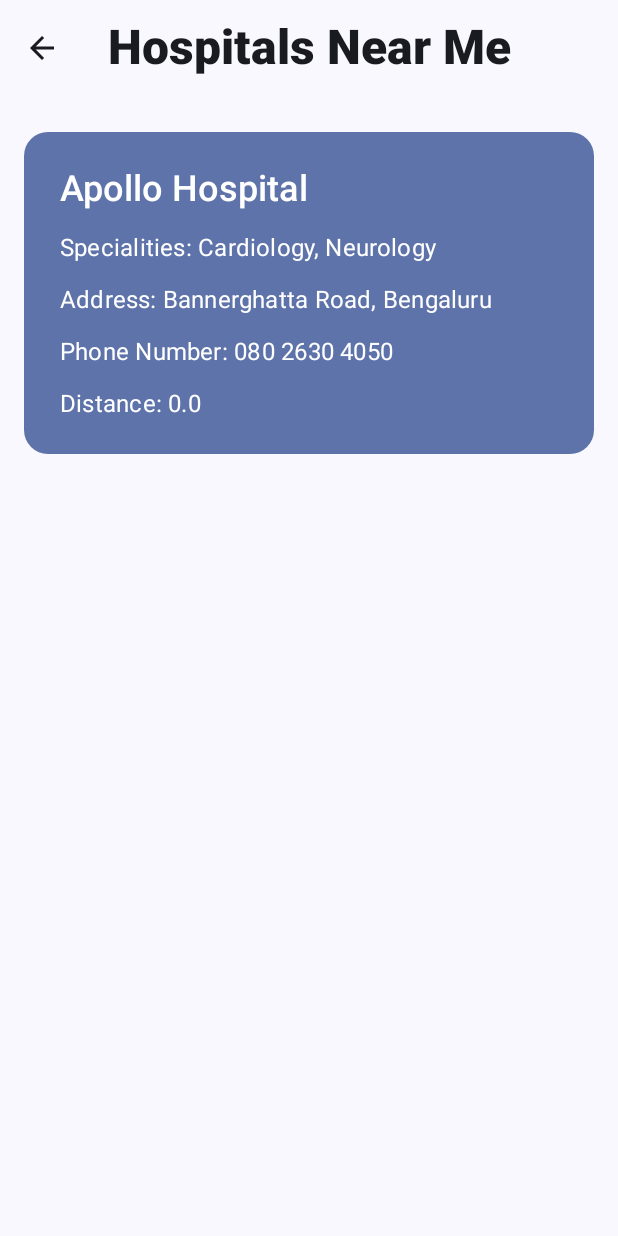
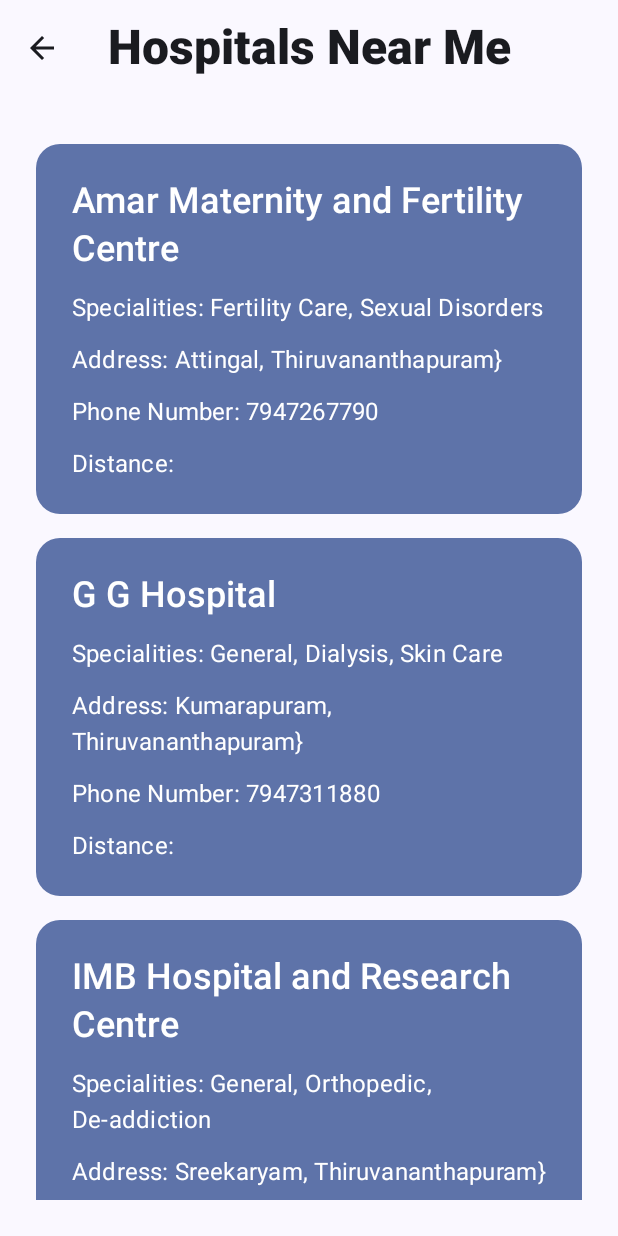
Before and after one commit to BenGeorgeNetto/Hospitally, an Android app built with Jetpack Compose: the HospitalsNearMeScreen screen opened through its navigation route, on a phone screen of 412 x 824 dp. Run offline under Robolectric (Android 15) with nearby library versions, the phone set to English and light mode, and no system bars; libraries missing offline, so code that uses them is left out: com.example.compose.

Commit message:
add hospitals

```diff
--- /dev/null
+++ b/app/src/main/java/com/example/hospitally/data/datasource.kt
@@ -0,0 +1,87 @@
+package com.example.hospitally.data
+
+import com.example.hospitally.data.models.Hospital
+
+class Datasource {
+    fun loadHospitals(): List<Hospital> {
+        return listOf(
+            Hospital(
+                hospitalName = "Amar Maternity and Fertility Centre",
+                address = "Attingal, Thiruvananthapuram",
+                specializations = "Fertility Care, Sexual Disorders",
+                contact = "7947267790",
+                coordinates = "8.701054166481631, 76.81369176875393"
+            ),
+            Hospital(
+                hospitalName = "G G Hospital",
+                address = "Kumarapuram, Thiruvananthapuram",
+                specializations = "General, Dialysis, Skin Care",
+                contact = "7947311880",
+                coordinates = "8.515619231139238, 76.93326157239709"
+            ),
+            Hospital(
+                hospitalName = "IMB Hospital and Research Centre",
+                address = "Sreekaryam, Thiruvananthapuram",
+                specializations = "General, Orthopedic, De-addiction",
+                contact = "7419596255",
+                coordinates = "8.557680385371008, 76.91672592735937"
+            ),
+            Hospital(
+                hospitalName = "Precise Speciality Eye Care Hospital",
+                address = "PMG Junction, Thiruvananthapuram",
+                specializations = "Ophtalmology",
+                contact = "7419637185",
+                coordinates = "8.510239505696346, 76.94926312180002"
+            ),
+            Hospital(
+                hospitalName = "Meditrina Hospital",
+                address = "Pattom, Thiruvananthapuram",
+                specializations = "General, Cardiology, Neurology, Opthalmology",
+                contact = "7947181086",
+                coordinates = "8.51562603933906, 76.94426987999344"
+            ),
+            Hospital(
+                hospitalName = "SAF Hospital",
+                address = "Vattappara, Thiruvananthapuram",
+                specializations = "General, ENT, Orthopedic",
+                contact = "7419637155",
+                coordinates = "8.593105630399805, 76.95159733603987"
+            ),
+            Hospital(
+                hospitalName = "Life Line Hospital",
+                address = "Thiruvananthapuram Fort, Thiruvananthapuram",
+                specializations = "Pediatrics, Preventive Medicine",
+                contact = "7947324889",
+                coordinates = "8.544845255947912, 76.8788128232838"
+            ),
+            Hospital(
+                hospitalName = "Vinity Polyclinic",
+                address = "Puliyarakonam, Thiruvananthapuram",
+                specializations = "General, Pediatrics, Hypertension",
+                contact = "9061311117",
+                coordinates = "8.540628798878105, 77.02389554577633"
+            ),
+            Hospital(
+                hospitalName = "Lords Hospital",
+                address = "Anayara, Thiruvananthapuram",
+                specializations = "General, Gasstrology, Pregnancy",
+                contact = "6384470916",
+                coordinates = "8.507337996515513, 76.91085404137142"
+            ),
+            Hospital(
+                hospitalName = "Pulse Medicare Hospital",
+                address = "Mannanathala, Thiruvananthapuram",
+                specializations = "General, Diabetics, Preventive Medicine",
+                contact = "6384487669",
+                coordinates = "8.568652500469861, 76.9453029450781"
+            ),
+            Hospital(
+                hospitalName = "Noorul Islam Multi Speciality Hospital",
+                address = "Aralumoodu, Thiruvananthapuram",
+                specializations = "General, Cardiology, Urology, Pediatrics",
+                contact = "9745586411",
+                coordinates = "8.412365152471223, 77.06629626227357"
+            )
+        )
+    }
+}
--- /dev/null
+++ b/app/src/main/java/com/example/hospitally/data/models/hospital.kt
@@ -0,0 +1,9 @@
+package com.example.hospitally.data.models
+
+data class Hospital(
+    val address: String,
+    val contact: String,
+    val coordinates: String,
+    val hospitalName: String,
+    val specializations: String
+)
--- a/app/src/main/java/com/example/hospitally/ui/components/HospitalCard.kt
+++ b/app/src/main/java/com/example/hospitally/ui/components/HospitalCard.kt
@@ -1,5 +1,5 @@
-import android.content.res.Configuration
-import android.location.Location
+package com.example.hospitally.ui.components
+
 import androidx.compose.foundation.layout.Arrangement
 import androidx.compose.foundation.layout.Column
 import androidx.compose.foundation.layout.fillMaxWidth
@@ -11,17 +11,12 @@ import androidx.compose.material3.Text
 import androidx.compose.runtime.Composable
 import androidx.compose.ui.Alignment
 import androidx.compose.ui.Modifier
-import androidx.compose.ui.tooling.preview.Preview
 import androidx.compose.ui.unit.dp
+import com.example.hospitally.data.models.Hospital
 
 @Composable
 fun HospitalCard(
-    name: String,
-    latitude: Double,
-    longitude: Double,
-    specialities: List<String>,
-    address: String,
-    phoneNumber: String,
+    hospital: Hospital
 ) {
     Card(
         modifier = Modifier
@@ -41,27 +36,27 @@ fun HospitalCard(
             verticalArrangement = Arrangement.Center
         ) {
             Text(
-                text = name,
+                text = hospital.hospitalName,
                 style = MaterialTheme.typography.headlineSmall,
                 modifier = Modifier.padding(8.dp),
             )
             Text(
-                text = "Specialities: ${specialities.joinToString()}",
+                text = "Specialities: ${hospital.specializations}",
                 style = MaterialTheme.typography.bodyLarge,
                 modifier = Modifier.padding(8.dp),
             )
             Text(
-                text = "Address: $address",
+                text = "Address: ${hospital.address}}",
                 style = MaterialTheme.typography.bodyLarge,
                 modifier = Modifier.padding(8.dp),
             )
             Text(
-                text = "Phone Number: $phoneNumber",
+                text = "Phone Number: ${hospital.contact}",
                 style = MaterialTheme.typography.bodyLarge,
                 modifier = Modifier.padding(8.dp),
             )
             Text(
-                text = "Distance: ${distanceBetween(latitude, longitude)}",
+                text = "Distance: ",
                 style = MaterialTheme.typography.bodyLarge,
                 modifier = Modifier.padding(8.dp),
             )
@@ -69,31 +64,14 @@ fun HospitalCard(
     }
 }
 
-fun distanceBetween(latitude: Double, longitude: Double): Float {
-    val currentLocation = Location("currentLocation")
-    currentLocation.latitude = latitude
-    currentLocation.longitude = longitude
-    val hospitalLocation = Location("hospitalLocation")
-    hospitalLocation.latitude = 12.9716
-    hospitalLocation.longitude = 77.5946
-    return currentLocation.distanceTo(hospitalLocation) / 1000
-}
-
-@Preview(
-    uiMode = Configuration.UI_MODE_NIGHT_YES, name = "DefaultPreviewDark"
-)
-@Preview(
-    uiMode = Configuration.UI_MODE_NIGHT_NO, name = "DefaultPreviewLight"
-)
-@Composable
-private fun HospitalCardPreview(
-) {
-    HospitalCard(
-        name = "Apollo Hospital",
-        latitude = 12.9716,
-        longitude = 77.5946,
-        specialities = listOf("Cardiology", "Neurology"),
-        address = "Bannerghatta Road, Bengaluru",
-        phoneNumber = "080 2630 4050",
-    )
-}
+//@Preview(
+//    uiMode = Configuration.UI_MODE_NIGHT_YES, name = "DefaultPreviewDark"
+//)
+//@Preview(
+//    uiMode = Configuration.UI_MODE_NIGHT_NO, name = "DefaultPreviewLight"
+//)
+//@Composable
+//private fun HospitalCardPreview(
+//) {
+//
+//}
--- a/app/src/main/java/com/example/hospitally/ui/screens/HospitalsNearMeScreen.kt
+++ b/app/src/main/java/com/example/hospitally/ui/screens/HospitalsNearMeScreen.kt
@@ -2,6 +2,8 @@
 
 import androidx.compose.foundation.layout.Column
 import androidx.compose.foundation.layout.padding
+import androidx.compose.foundation.lazy.LazyColumn
+import androidx.compose.foundation.lazy.items
 import androidx.compose.material3.ExperimentalMaterial3Api
 import androidx.compose.material3.Scaffold
 import androidx.compose.material3.Surface
@@ -9,7 +11,10 @@ import androidx.compose.runtime.Composable
 import androidx.compose.ui.Modifier
 import androidx.compose.ui.unit.dp
 import androidx.navigation.NavController
+import com.example.hospitally.data.Datasource
+import com.example.hospitally.data.models.Hospital
 import com.example.hospitally.ui.components.CustomTopBar
+import com.example.hospitally.ui.components.HospitalCard
 
 
 @Composable
@@ -30,17 +35,22 @@ fun HospitalsNearMeScreen(
                     .padding(16.dp)
             ) {
                 // TODO: implement search bar
-
-                // TODO: implement lazy list of hospitals
-                HospitalCard(
-                    name = "Apollo Hospital",
-                    latitude = 12.9716,
-                    longitude = 77.5946,
-                    specialities = listOf("Cardiology", "Neurology"),
-                    address = "Bannerghatta Road, Bengaluru",
-                    phoneNumber = "080 2630 4050",
-                )
+                HospitalList(hospitals = Datasource().loadHospitals())
             }
         }
     }
 }
+
+@Composable
+private fun HospitalList(
+    hospitals: List<Hospital>
+) {
+    LazyColumn(
+        modifier = Modifier
+            .padding(8.dp),
+    ) {
+        items(hospitals) { hospital ->
+            HospitalCard(hospital)
+        }
+    }
+}
```
